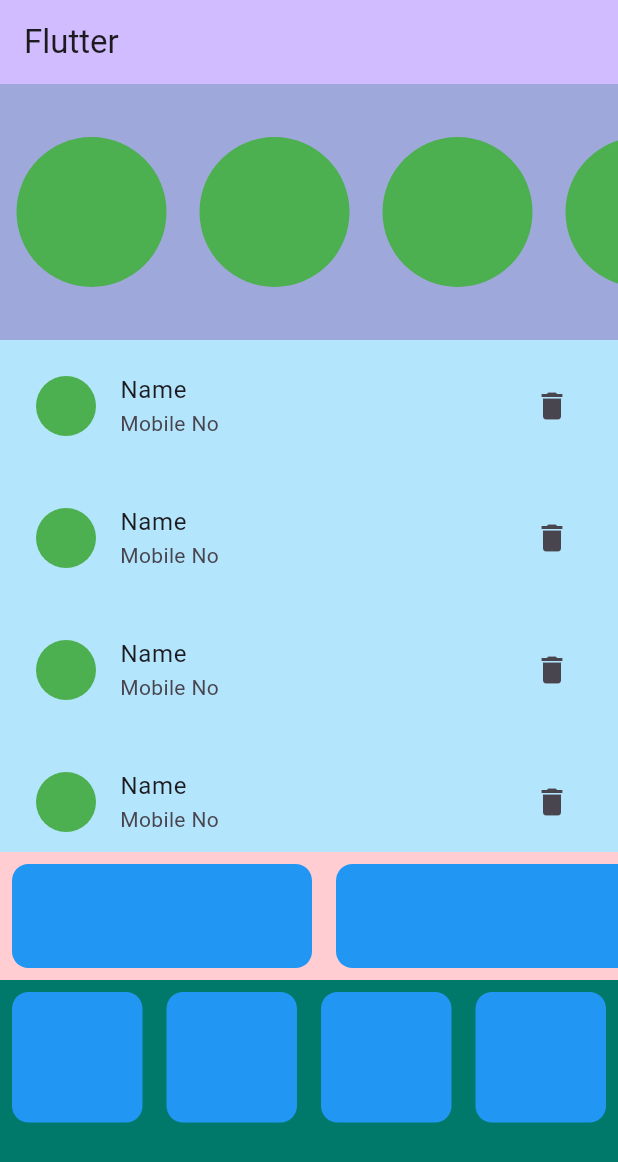
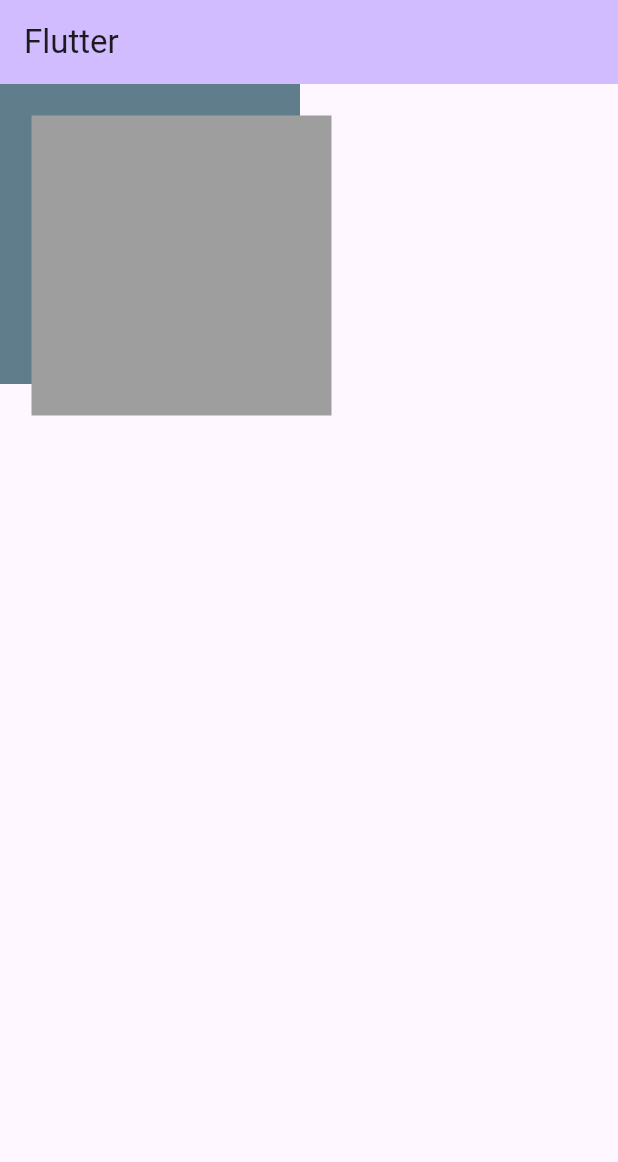
Before and after one commit to AsmaGhafoor/Flutter-Learning, a Flutter app: the screen it shows after launch, on a phone screen of 412 x 824 dp. Shown: the top 1162 px of the screen. Run offline on Flutter 3.47's test engine with Material 3 defaults, Android fonts, the phone set to English and light mode, and no system bars.

Commit message:
Stack Widget

```diff
--- a/lib/main.dart
+++ b/lib/main.dart
@@ -34,21 +34,38 @@ class DashboardScreen extends StatelessWidget {
         ),
 
         body: Container(
-          child: const Column(
+          width: 300,
+          height: 300,
+          child: Stack(
             children: [
+              Container(
+                width: 200,
+                height: 200,
+                color: Colors.blueGrey,
+              ),
 
-              //call a class here
-              StoriesItems(),
-              Contact(),
-              SubCategoryItems(),
-              BottomMenu(),
-
+              Positioned(
+                left: 21,
+                top: 21,
+                // bottom:21,
+                // right: 21,
+                child: Container(
+                  width: 200,
+                  height: 200,
+                  color: Colors.grey,
+                ),
+              ),
             ],
           ),
         )
       );
     }
 }
+
+
+
+
+
 
 class StoriesItems extends StatelessWidget{
   const StoriesItems({super.key});
```
